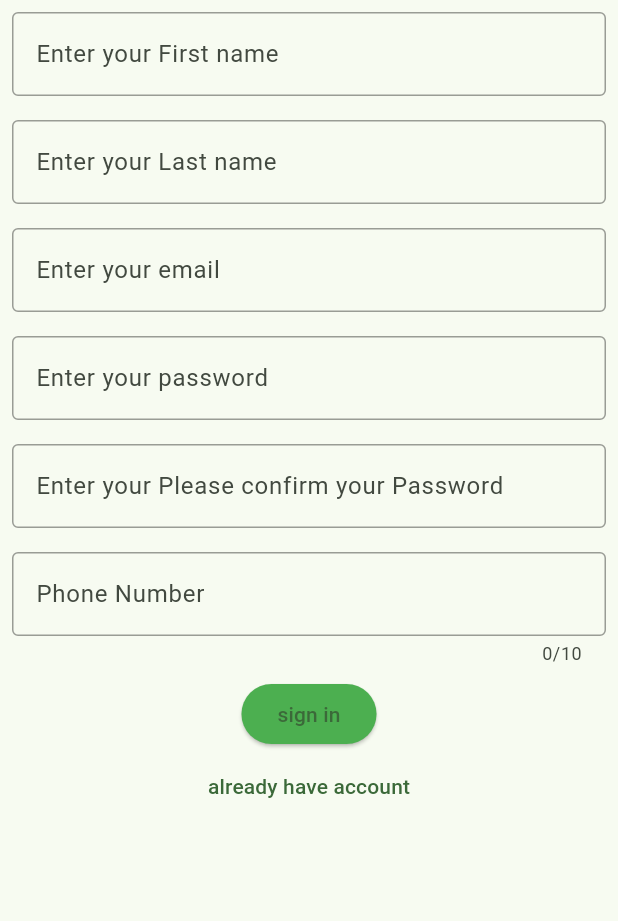
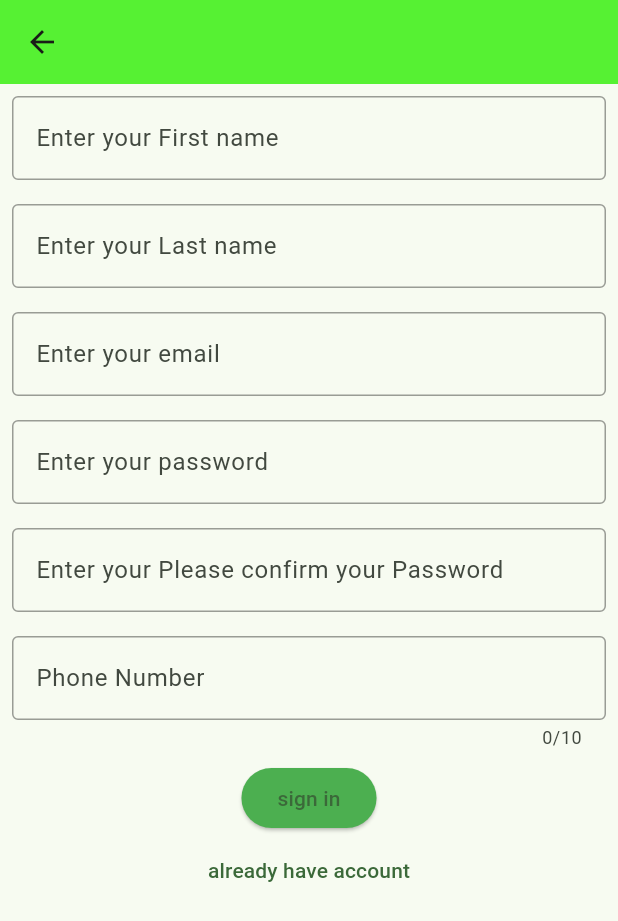
Before and after one commit to Fzak33/izees, a Flutter app: the SignInScreen screen opened by its route, on a phone screen of 412 x 824 dp. Shown: the top 921 px of the screen. Run offline on Flutter 3.47's test engine with Material 3 defaults, Android fonts, the phone set to English and light mode, and no system bars; our stand-ins replace bloc, carousel_slider, dio, equatable, fl_chart, flutter_bloc and 4 more; accounts and stored records are empty; generated files the repository leaves out were written again; network calls fail.

Commit message:
fix ccolor

```diff
--- a/lib/features/auth/screens/signin_screen.dart
+++ b/lib/features/auth/screens/signin_screen.dart
@@ -4,6 +4,7 @@ import 'package:izees/common/widgets/text_field.dart';
 import 'package:izees/features/auth/auth_cubit/auth_cubit.dart';
 import 'package:izees/features/auth/screens/login_screen.dart';
 import 'package:flutter_gen/gen_l10n/app_localizations.dart';
+import 'package:izees/resources/strings_res.dart';
 
 
 class SignInScreen extends StatefulWidget {
@@ -45,6 +46,7 @@ String? errorMessage;
     final localization = AppLocalizations.of(context)!;
 
         return Scaffold(
+          appBar: AppBar(backgroundColor: ColorManager.primaryColor,),
           body: SingleChildScrollView(
             child: Column(
               mainAxisAlignment: MainAxisAlignment.center,
```
